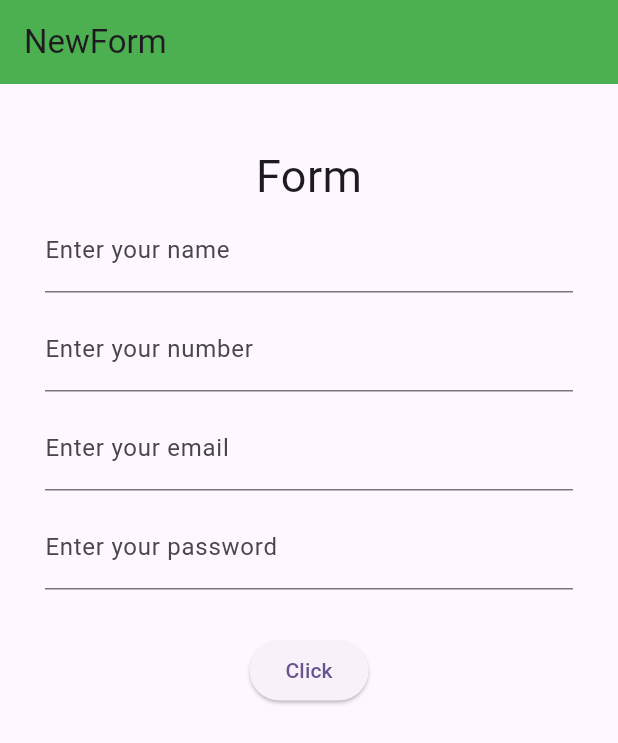
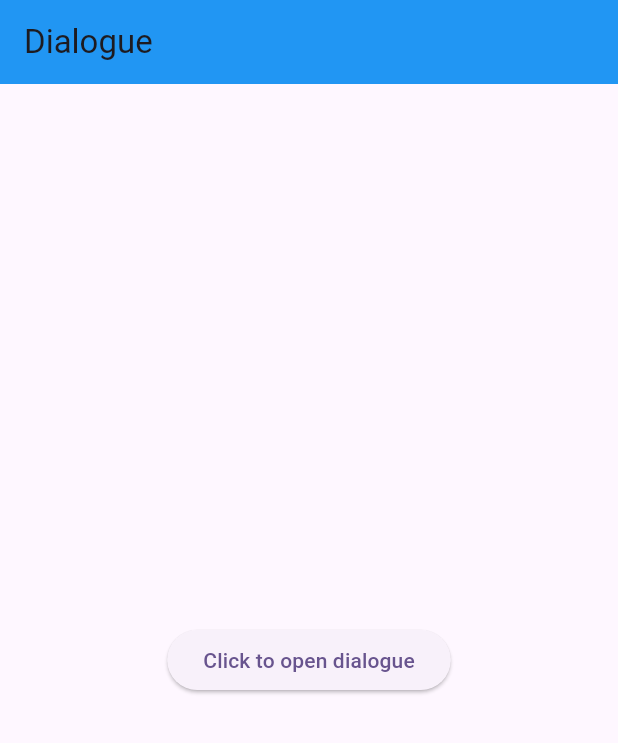
Before and after one commit to jay-java/Flutter-TTS-5-00, a Flutter app: the screen it shows after launch, on a phone screen of 412 x 824 dp. Shown: the top 743 px of the screen. Run offline on Flutter 3.47's test engine with Material 3 defaults, Android fonts, the light colour scheme and no system bars.

Commit message:
dropdown dialogue

```diff
--- /dev/null
+++ b/form_design/lib/dialogue.dart
@@ -0,0 +1,46 @@
+import 'package:flutter/material.dart';
+class MyDialogue extends StatefulWidget {
+  const MyDialogue({super.key});
+
+  @override
+  State<MyDialogue> createState() => _MyDialogueState();
+}
+class _MyDialogueState extends State<MyDialogue> {
+  @override
+  Widget build(BuildContext context) {
+    return Scaffold(
+      appBar: AppBar(
+        title: Text('Dialogue'),
+        backgroundColor: Colors.blue,
+      ),
+      body: Center(
+        child: Container(
+          child: ElevatedButton(onPressed: () {
+            showDialog(context: context, builder: (context) {
+              return AlertDialog(
+                title: Text('Are you sure ?'),
+                actions: [
+                  TextButton(onPressed: () {
+                    Navigator.pop(context);
+                  }, child: Text('No')),
+                  TextButton(onPressed: () {
+
+                  }, child: Text('YES'))
+                ],
+
+
+
+                // title: Text('Success'),
+                // actions: [
+                //   TextButton(onPressed: () {
+                //     Navigator.pop(context);
+                //   }, child: Text('OK'))
+                // ],
+              );
+            },);
+          }, child: Text('Click to open dialogue')),
+        ),
+      ),
+    );
+  }
+}
--- a/form_design/lib/main.dart
+++ b/form_design/lib/main.dart
@@ -1,6 +1,8 @@
 import 'package:flutter/material.dart';
 
 import 'bottomnavigationbar.dart';
+import 'dialogue.dart';
+import 'dropdown.dart';
 import 'form.dart';
 import 'navigarion_drawer.dart';
 import 'newform.dart';
@@ -22,7 +24,7 @@ class MyApp extends StatelessWidget {
         colorScheme: ColorScheme.fromSeed(seedColor: Colors.deepPurple),
         useMaterial3: true,
       ),
-      home: const MyNewForm(),
+      home: const MyDialogue(),
     );
   }
 }
```
Also changed, not shown: form_design/lib/dropdown.dart (added, +45 -0 lines).
